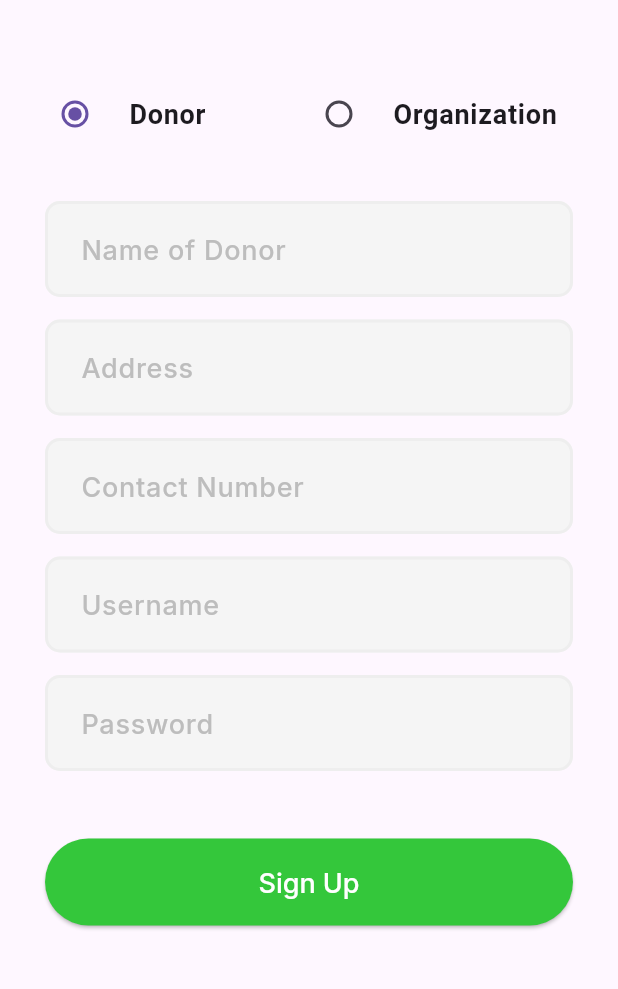
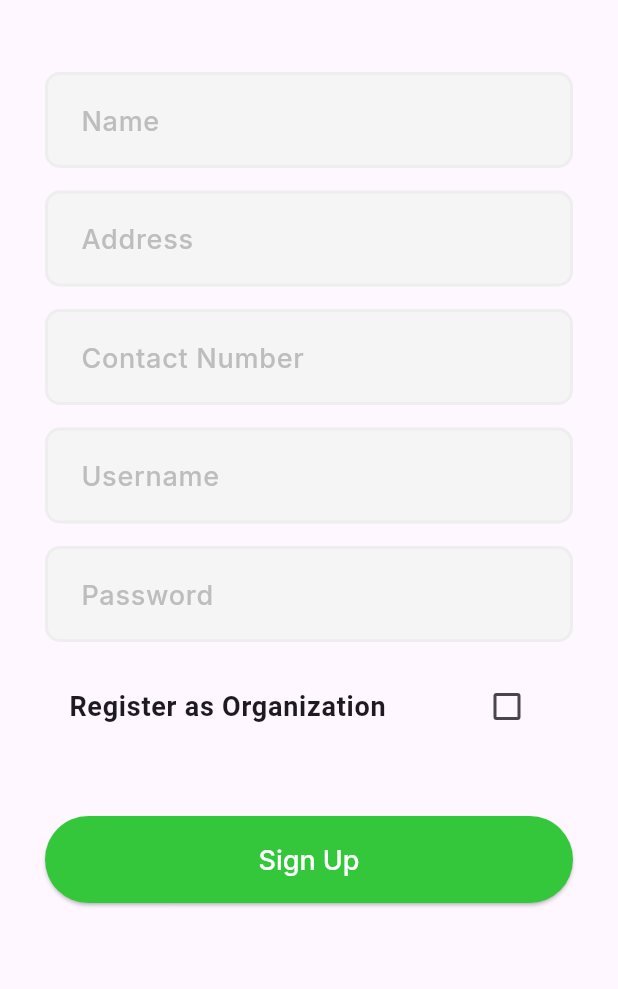
Before and after one commit to ianberana/CMSC-23-Project, a Flutter app: the SignUpPage screen opened directly, on a phone screen of 412 x 824 dp, the part 93-1082 px from its top. Run offline on Flutter 3.47's test engine with Material 3 defaults, Android fonts, the phone set to English and light mode, and no system bars; our stand-ins replace cloud_firestore, file_picker, firebase_auth, firebase_core, google_fonts; accounts and stored records are empty.

Commit message:
added file upload for org

```diff
--- a/lib/pages/authentication/donor_signup.dart
+++ b/lib/pages/authentication/donor_signup.dart
@@ -1,9 +1,9 @@
-import 'package:elbi_donate/pages/authentication/organization_signup.dart';
+//import 'package:elbi_donate/pages/authentication/organization_signup.dart';
 import 'package:elbi_donate/pages/authentication/signin.dart';
 import 'package:flutter/cupertino.dart';
 import 'package:flutter/material.dart';
-import 'package:flutter/widgets.dart';
 import 'package:google_fonts/google_fonts.dart';
+import 'package:file_picker/file_picker.dart';
 import 'package:provider/provider.dart';
 import '../../providers/auth_provider.dart';
 import '../../providers/user_provider.dart';
@@ -23,36 +23,33 @@ class _SignUpState extends State<SignUpPage> {
   String? contact;
   String? username;
   String? password;
+  PlatformFile? proofOfLegitimacyFile;
 
-  int _selectedPage = 0;
+  bool isOrganization = false;
 
   TextEditingController nameController = TextEditingController();
   TextEditingController addressController = TextEditingController();
   TextEditingController contactController = TextEditingController();
   TextEditingController usernameController = TextEditingController();
   TextEditingController passwordController = TextEditingController();
-
-  // bool validateEmail(String? value) {
-  //   const pattern = r"(?:[a-z0-9!#$%&'*+/=?^_`{|}~-]+(?:\.[a-z0-9!#$%&'"
-  //       r'*+/=?^_`{|}~-]+)*|"(?:[\x01-\x08\x0b\x0c\x0e-\x1f\x21\x23-\x5b\x5d-'
-  //       r'\x7f]|\\[\x01-\x09\x0b\x0c\x0e-\x7f])*")@(?:(?:[a-z0-9](?:[a-z0-9-]*'
-  //       r'[a-z0-9])?\.)+[a-z0-9](?:[a-z0-9-]*[a-z0-9])?|\[(?:(?:(2(5[0-5]|[0-4]'
-  //       r'[0-9])|1[0-9][0-9]|[1-9]?[0-9]))\.){3}(?:(2(5[0-5]|[0-4][0-9])|1[0-9]'
-  //       r'[0-9]|[1-9]?[0-9])|[a-z0-9-]*[a-z0-9]:(?:[\x01-\x08\x0b\x0c\x0e-\x1f\'
-  //       r'x21-\x5a\x53-\x7f]|\\[\x01-\x09\x0b\x0c\x0e-\x7f])+)\])';
-  //   final regex = RegExp(pattern);
-
-  //   return value!.isEmpty || !regex.hasMatch(value) ? false : true;
-  // }
+  TextEditingController proofController = TextEditingController();
 
   bool validatePassword(String value) {
-    RegExp regex =
-        RegExp(r'^(?=.*?[A-Z])(?=.*?[a-z])(?=.*?[0-9])(?=.*?[!@#\$&*~]).{6,}$');
-
+    RegExp regex = RegExp(r'^(?=.*?[A-Z])(?=.*?[a-z])(?=.*?[0-9])(?=.*?[!@#\$&*~]).{6,}$');
     if (value.isEmpty || !regex.hasMatch(value)) {
       return false;
     } else {
       return true;
+    }
+  }
+
+  Future<void> pickProofOfLegitimacyFile() async {
+    FilePickerResult? result = await FilePicker.platform.pickFiles();
+
+    if (result != null) {
+      setState(() {
+        proofOfLegitimacyFile = result.files.first;
+      });
     }
   }
 
@@ -92,12 +89,13 @@ class _SignUpState extends State<SignUpPage> {
                 mainAxisAlignment: MainAxisAlignment.center,
                 crossAxisAlignment: CrossAxisAlignment.stretch,
                 children: [
-                  heading,
                   nameField,
                   addressField,
                   contactField,
                   usernameField,
                   passwordField,
+                  organizationCheckbox,
+                  if (isOrganization) proofOfLegitimacyField,
                   submitButton,
                 ],
               ),
@@ -105,61 +103,6 @@ class _SignUpState extends State<SignUpPage> {
       ),
     );
   }
-
-  Widget get heading => Padding(
-        padding: EdgeInsets.only(bottom: 30),
-        child: Row(
-          children: [
-            Expanded(
-              child: RadioListTile<int>(
-                contentPadding: EdgeInsets.zero,
-                title: Text(
-                  'Donor',
-                  style: TextStyle(
-                    fontSize: 18,
-                    fontWeight: FontWeight.bold,
-                  ),
-                ),
-                value: 0,
-                groupValue: _selectedPage,
-                onChanged: (value) {
-                  setState(() {
-                    _selectedPage = value!;
-                    Navigator.push(
-                        context,
-                        MaterialPageRoute(
-                            builder: (context) => const SignUpPage()));
-                  });
-                },
-              ),
-            ),
-            Expanded(
-              child: RadioListTile<int>(
-                contentPadding: EdgeInsets.zero,
-                title: Text(
-                  'Organization',
-                  style: TextStyle(
-                    fontSize: 18,
-                    fontWeight: FontWeight.bold,
-                  ),
-                ),
-                value: 1,
-                groupValue: _selectedPage,
-                onChanged: (value) {
-                  setState(() {
-                    _selectedPage = value!;
-                    Navigator.pop(context);
-                    Navigator.push(
-                        context,
-                        MaterialPageRoute(
-                            builder: (context) => const OrgSignUpPage()));
-                  });
-                },
-              ),
-            ),
-          ],
-        ),
-      );
 
   Widget get nameField => Padding(
         padding: const EdgeInsets.only(bottom: 15),
@@ -184,18 +127,19 @@ class _SignUpState extends State<SignUpPage> {
               ),
               filled: true,
               fillColor: Colors.grey[100],
-              label: Text("Name of Donor"),
+              label: Text("Name"),
               labelStyle: Theme.of(context).textTheme.labelSmall,
               hintText: "Enter your name"),
           onSaved: (value) => setState(() => name = value),
           validator: (value) {
             if (value == null || value.isEmpty) {
-              return "Please enter your first name";
+              return "Please enter your name";
             }
             return null;
           },
         ),
       );
+
   Widget get addressField => Padding(
         padding: const EdgeInsets.only(bottom: 15),
         child: TextFormField(
@@ -336,10 +280,50 @@ class _SignUpState extends State<SignUpPage> {
             if (value == null || value.isEmpty) {
               return "Please enter a valid password";
             } else if (!validatePassword(value)) {
-              return "Password must at least be 6 characters\nPassword must have an uppercase character\nPassword must have an lowercase character\nPassword must have a digit\nPassword must have a special character";
+              return "Password must at least be 6 characters\nPassword must have an uppercase character\nPassword must have a lowercase character\nPassword must have a digit\nPassword must have a special character";
             }
             return null;
           },
+        ),
+      );
+
+  Widget get organizationCheckbox => Padding(
+        padding: const EdgeInsets.only(bottom: 15),
+        child: CheckboxListTile(
+          title: Text(
+            "Register as Organization",
+            style: TextStyle(
+              fontSize: 18,
+              fontWeight: FontWeight.bold,
+            ),
+          ),
+          value: isOrganization,
+          onChanged: (value) {
+            setState(() {
+              isOrganization = value ?? false;
+            });
+          },
+        ),
+      );
+
+  Widget get proofOfLegitimacyField => Padding(
+        padding: const EdgeInsets.only(bottom: 15),
+        child: Column(
+          crossAxisAlignment: CrossAxisAlignment.stretch,
+          children: [
+            ElevatedButton(
+              onPressed: pickProofOfLegitimacyFile,
+              child: Text("Upload Proof of Legitimacy"),
+            ),
+            if (proofOfLegitimacyFile != null)
+              Text(
+                "Selected file: ${proofOfLegitimacyFile!.name}",
+                style: TextStyle(
+                  fontSize: 16,
+                  fontWeight: FontWeight.w500,
+                ),
+              ),
+          ],
         ),
       );
 
@@ -347,10 +331,8 @@ class _SignUpState extends State<SignUpPage> {
         padding: const EdgeInsets.only(top: 30),
         child: ElevatedButton(
             style: ButtonStyle(
-                padding: MaterialStateProperty.all<EdgeInsetsGeometry>(
-                    EdgeInsets.all(18)),
-                backgroundColor: MaterialStateProperty.all<Color>(
-                    Color.fromARGB(255, 52, 199, 59))),
+                padding: WidgetStateProperty.all<EdgeInsetsGeometry>(EdgeInsets.all(18)),
+                backgroundColor: WidgetStateProperty.all<Color>(Color.fromARGB(255, 52, 199, 59))),
             onPressed: () async {
               if (_formKey.currentState!.validate()) {
                 _formKey.currentState!.save();
--- a/pubspec.yaml
+++ b/pubspec.yaml
@@ -40,6 +40,7 @@ dependencies:
   cloud_firestore: ^4.17.2
   firebase_auth: ^4.19.4
   google_fonts: ^6.2.1
+  file_picker: ^8.0.3
 
 dev_dependencies:
   flutter_test:
```
Also changed, not shown: lib/pages/authentication/organization_signup.dart (+18 -3 lines), pubspec.lock.
